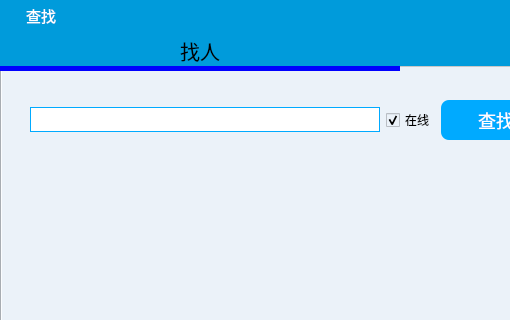
Above: QQClient/findfriends.ui from Fantasy714/-Qt5-C-S-QQ- before the change; both pictures show x 0 to 510 and y 0 to 320 of the 800 by 500 pixel window. Below: the same form after it.
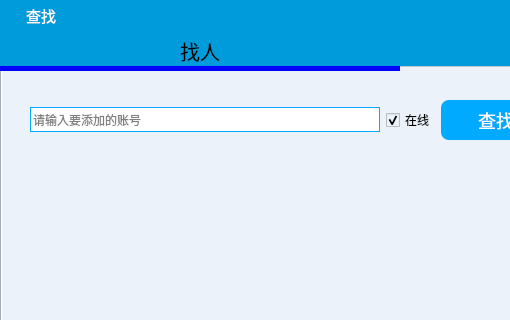
That is the form after the change. Icons and pictures are not drawn.

Diff of the .ui file:
```diff
--- a/QQClient/findfriends.ui
+++ b/QQClient/findfriends.ui
@@ -277,6 +277,9 @@
 	border-color:rgb(0, 170, 255);
 }</string>
             </property>
+            <property name="placeholderText">
+             <string>请输入要添加的账号</string>
+            </property>
            </widget>
           </item>
           <item>
```
Left out of the diff: 7 changed lines with no effect on the pictures.
